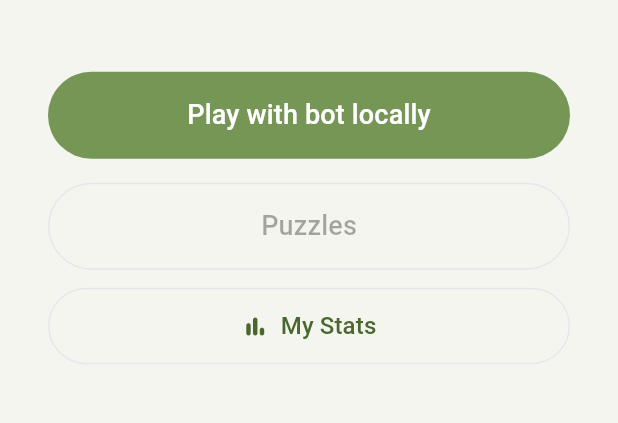
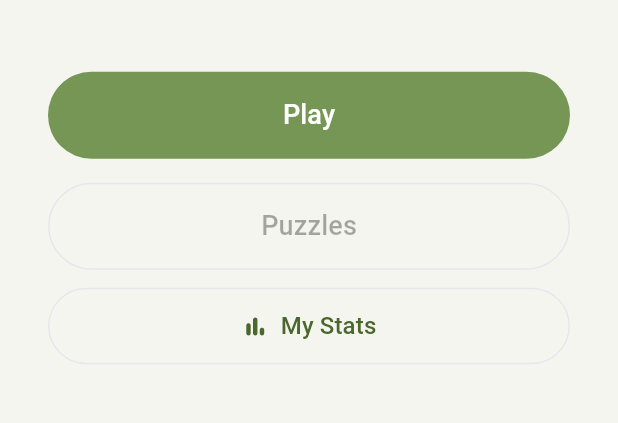
Before and after one commit to tim-hub/chess, a Flutter app: the screen it shows after launch, on a phone screen of 412 x 824 dp, the part 583-1006 px from its top. Run offline on Flutter 3.47's test engine with Material 3 defaults, Android fonts, the phone set to English and light mode, and no system bars; our stand-ins replace audioplayers, flutter_riverpod, flutter_svg, go_router, shared_preferences, sqflite; missing offline and left inert: chess, stockfish; accounts and stored records are empty; statements that could not run were skipped.

Commit message:
fix: rename Play button to 'Play'

```diff
--- a/chess_app/lib/features/home/presentation/home_screen.dart
+++ b/chess_app/lib/features/home/presentation/home_screen.dart
@@ -55,7 +55,7 @@ class HomeScreen extends ConsumerWidget {
               Text('Chess', style: AppTextStyles.heading1),
               const SizedBox(height: 48),
 
-              // Play with bot locally
+              // Play
               SizedBox(
                 width: double.infinity,
                 child: FilledButton(
@@ -73,7 +73,7 @@ class HomeScreen extends ConsumerWidget {
                           width: 20,
                           child: CircularProgressIndicator(color: Colors.white, strokeWidth: 2),
                         )
-                      : const Text('Play with bot locally', style: TextStyle(fontSize: 18)),
+                      : const Text('Play', style: TextStyle(fontSize: 18)),
                 ),
               ),
               const SizedBox(height: 16),
```
